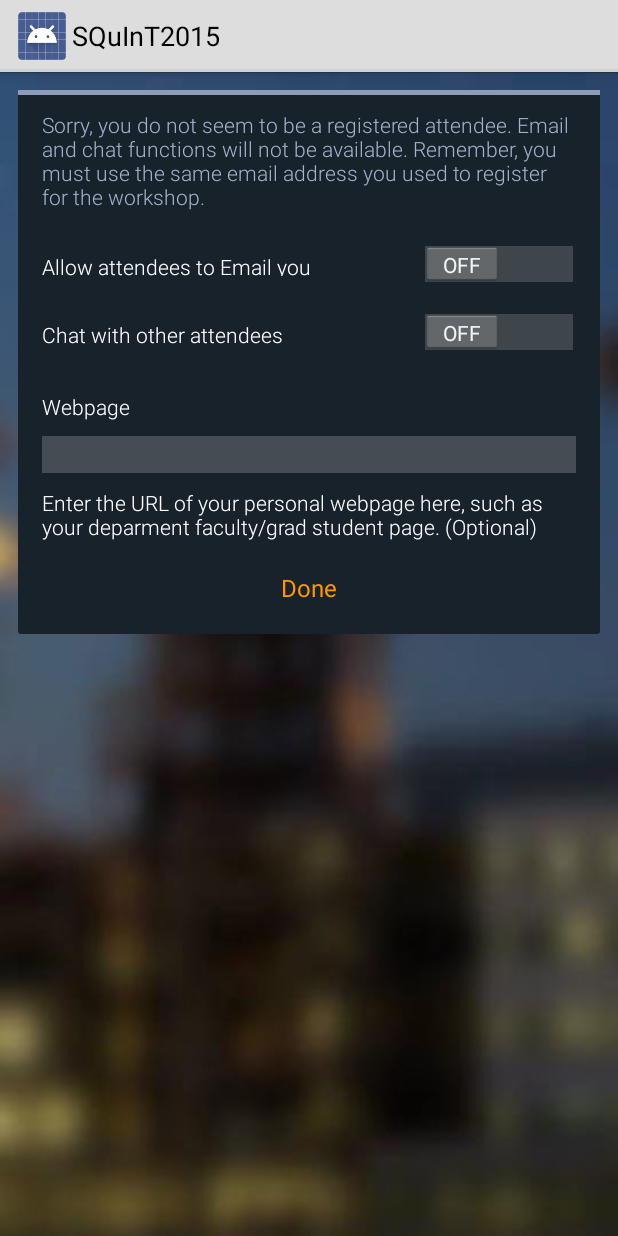
After one commit to jan0054/SQuInt2014, an Android app: the layout activity_user_preference.xml on its own in the app's theme, with its tools: preview values and no code run, on a phone screen of 412 x 824 dp. The commit adds this screen. Run offline under Robolectric (Android 15) with nearby library versions, the phone set to English and light mode, and no system bars.

Commit message:
android updates
almost done with user preferences page

```diff
--- a/AndroidStudioProjects/squint/app/src/main/java/com/squint/app/adapter/TalkAdapter.java
+++ b/AndroidStudioProjects/squint/app/src/main/java/com/squint/app/adapter/TalkAdapter.java
@@ -4,6 +4,7 @@ import java.text.SimpleDateFormat;
 import java.util.ArrayList;
 import java.util.List;
 import java.util.Locale;
+import java.util.TimeZone;
 
 import com.parse.ParseObject;
 import com.squint.app.R;
@@ -42,6 +43,7 @@ public class TalkAdapter extends BaseAdapter {
 		inflater = (LayoutInflater) this.context.getSystemService(Context.LAYOUT_INFLATER_SERVICE);
 		this.data = data;
 		sdf = new SimpleDateFormat("MM-dd hh:mm a", Locale.getDefault());
+        sdf.setTimeZone(TimeZone.getTimeZone("GMT"));
 		Log.d(TAG, "FEED SIZE: " + Integer.toString(data.size()));
 	}
 
--- /dev/null
+++ b/AndroidStudioProjects/squint/app/src/main/res/layout/activity_user_preference.xml
@@ -0,0 +1,143 @@
+<?xml version="1.0" encoding="utf-8"?>
+<LinearLayout xmlns:android="http://schemas.android.com/apk/res/android"
+    android:layout_width="match_parent"
+    android:layout_height="match_parent"
+    android:background="@drawable/stage"
+    android:orientation="vertical" >
+    <LinearLayout android:id="@+id/container"
+        android:layout_width="match_parent"
+        android:layout_height="wrap_content"
+        android:layout_margin="12dp"
+        android:background="@drawable/list_item"
+        android:orientation="vertical" >
+        <View android:layout_width="match_parent"
+            android:layout_height="3dp"
+            android:background="@color/list_item_header" />
+        <TextView
+            android:id="@+id/status"
+            android:layout_width="match_parent"
+            android:layout_height="wrap_content"
+            android:layout_marginLeft="16dp"
+            android:layout_marginRight="16dp"
+            android:layout_marginTop="10dp"
+            android:layout_marginBottom="20dp"
+            android:fontFamily="sans-serif-light"
+            android:gravity="center|left"
+            android:text="Sorry, you do not seem to be a registered attendee. Email and chat functions will not be available. Remember, you must use the same email address you used to register for the workshop."
+            android:textColor="@color/light_blue"
+            android:textSize="14sp" />
+        <LinearLayout android:layout_width="match_parent"
+            android:layout_height="wrap_content"
+            android:layout_marginBottom="16dp"
+            android:layout_marginLeft="16dp"
+            android:layout_marginRight="16dp"
+            android:layout_marginTop="1dp"
+            android:weightSum="2"
+            android:orientation="horizontal" >
+            <TextView
+                android:id="@+id/email_label"
+                android:layout_width="wrap_content"
+                android:layout_height="16dp"
+                android:layout_weight="1"
+                android:fontFamily="sans-serif-light"
+                android:gravity="center|left"
+                android:layout_gravity="center_vertical"
+                android:text="Allow attendees to Email you"
+                android:textColor="@color/white"
+                android:textSize="14sp" />
+
+
+
+            <Switch
+                android:layout_width="wrap_content"
+                android:layout_height="wrap_content"
+                android:text=""
+                android:id="@+id/email_switch"
+                android:layout_weight="1" />
+        </LinearLayout>
+        <LinearLayout android:layout_width="match_parent"
+            android:layout_height="wrap_content"
+            android:layout_marginBottom="16dp"
+            android:layout_marginLeft="16dp"
+            android:layout_marginRight="16dp"
+            android:layout_marginTop="1dp"
+            android:weightSum="2"
+            android:orientation="horizontal" >
+            <TextView
+                android:id="@+id/chat_label"
+                android:layout_width="wrap_content"
+                android:layout_height="16dp"
+                android:layout_weight="1"
+                android:fontFamily="sans-serif-light"
+                android:gravity="center|left"
+                android:text="Chat with other attendees"
+                android:layout_gravity="center_vertical"
+                android:textColor="@color/white"
+                android:textSize="14sp" />
+
+
+
+            <Switch
+                android:layout_height="wrap_content"
+                android:text=""
+                android:id="@+id/chat_switch"
+                android:layout_weight="1"
+                android:layout_width="wrap_content" />
+        </LinearLayout>
+        <TextView
+            android:id="@+id/link_label"
+            android:layout_width="match_parent"
+            android:layout_height="wrap_content"
+            android:layout_marginLeft="16dp"
+            android:layout_marginRight="16dp"
+            android:layout_marginTop="10dp"
+            android:layout_marginBottom="10dp"
+            android:fontFamily="sans-serif-light"
+            android:gravity="center|left"
+            android:maxHeight="30dp"
+            android:maxWidth="300dp"
+            android:text="Webpage"
+            android:textColor="@color/white"
+            android:textSize="14sp" />
+
+        <EditText
+            android:layout_width="match_parent"
+            android:layout_height="wrap_content"
+            android:id="@+id/link_input"
+            android:background="#32ffffff"
+            android:layout_marginLeft="16dp"
+            android:layout_marginRight="16dp"
+            android:textColor="@color/white"
+            android:layout_gravity="center_horizontal" />
+
+        <TextView
+            android:id="@+id/link_detail"
+            android:layout_width="match_parent"
+            android:layout_height="wrap_content"
+            android:layout_marginLeft="16dp"
+            android:layout_marginRight="16dp"
+            android:layout_marginTop="10dp"
+            android:layout_marginBottom="10dp"
+            android:fontFamily="sans-serif-light"
+            android:gravity="center|left"
+            android:text="Enter the URL of your personal webpage here, such as your deparment faculty/grad student page. (Optional)"
+            android:textColor="@color/white"
+            android:textSize="14sp" />
+
+        <TextView
+            android:id="@+id/save_preference"
+            android:layout_width="wrap_content"
+            android:layout_height="wrap_content"
+            android:layout_weight="1"
+            android:fontFamily="sans-serif"
+            android:gravity="center"
+            android:text="Done"
+            android:textColor="@color/list_action_text"
+            android:textSize="16sp"
+            android:layout_marginBottom="20dp"
+            android:layout_marginTop="10dp"
+            android:layout_gravity="center_horizontal" />
+
+
+    </LinearLayout>
+</LinearLayout>
--- /dev/null
+++ b/AndroidStudioProjects/squint/app/src/main/res/menu/menu_user_preference.xml
@@ -0,0 +1,6 @@
+<menu xmlns:android="http://schemas.android.com/apk/res/android"
+    xmlns:tools="http://schemas.android.com/tools"
+    tools:context="com.squint.app.UserPreferenceActivity">
+    <item android:id="@+id/action_settings" android:title="@string/action_settings"
+        android:orderInCategory="100" android:showAsAction="never" />
+</menu>
--- a/AndroidStudioProjects/squint/app/src/main/res/values/strings.xml
+++ b/AndroidStudioProjects/squint/app/src/main/res/values/strings.xml
@@ -85,5 +85,6 @@
     <string name="title_activity_chat">ChatActivity</string>
     <string name="hello_world">Hello world!</string>
     <string name="action_settings">Settings</string>
+    <string name="title_activity_user_preference">UserPreferenceActivity</string>
 
 </resources>
```
Also changed, not shown: AndroidStudioProjects/squint/app/src/main/AndroidManifest.xml (+17 -7 lines), AndroidStudioProjects/squint/app/src/main/java/com/squint/app/AbstractDetailsActivity.java (+12 -3 lines), AndroidStudioProjects/squint/app/src/main/java/com/squint/app/SignupActivity.java (+7 -1 lines), AndroidStudioProjects/squint/app/src/main/java/com/squint/app/UserPreferenceActivity.java (added, +226 -0 lines), AndroidStudioProjects/squint/app/src/main/java/com/squint/app/adapter/AbstractAdapter.java (+6 -1 lines), 66 other files.
